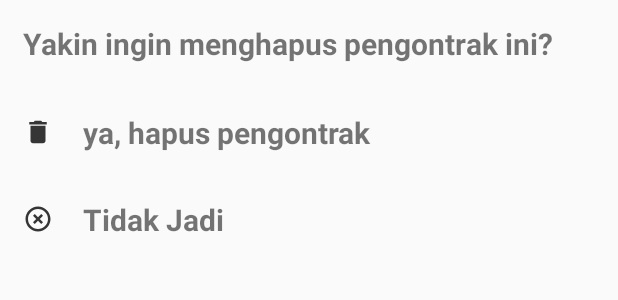
After one commit to Madeean/BigBoss, an Android app: the layout bottom_sheet_dialog.xml on its own in the app's theme, with its tools: preview values and no code run, on a phone screen of 412 x 824 dp. The commit adds this screen. Shown: the top 300 px of the screen. Run offline under Robolectric (Android 15) with nearby library versions, the phone set to English and light mode, and no system bars.

Commit message:
hapus pengontrak, penghapusan toast yang tidak perlu

```diff
--- a/app/src/main/java/umn/ac/bigboss/LoginActivity.java
+++ b/app/src/main/java/umn/ac/bigboss/LoginActivity.java
@@ -101,7 +101,6 @@ public class LoginActivity extends AppCompatActivity {
                     DataLoginModel data = response.body().getUser();
                     System.out.println("token : "+token);
                     System.out.println("user"+data.getRole());
-                    Toast.makeText(LoginActivity.this, data.getRole(), Toast.LENGTH_SHORT).show();
                     String role = data.getRole();
 
                     SharedPreferences sharedPreferences = getSharedPreferences("BigbossPreff",MODE_PRIVATE);
@@ -137,8 +136,7 @@ public class LoginActivity extends AppCompatActivity {
             }
             @Override
             public void onFailure(Call<LoginModel> call, Throwable t) {
-                System.out.println("error"+t.getMessage());
-                Toast.makeText(LoginActivity.this, t.getMessage(), Toast.LENGTH_SHORT).show();
+                Toast.makeText(LoginActivity.this,"gagal menghubungi server", Toast.LENGTH_SHORT).show();
             }
         });
 
--- a/app/src/main/java/umn/ac/bigboss/api/ApiRequest.java
+++ b/app/src/main/java/umn/ac/bigboss/api/ApiRequest.java
@@ -159,5 +159,10 @@ public interface ApiRequest {
     Call<PembayaranModel> ARLogout(
             @Header("Authorization") String token
     );
+    @POST("delete-pengontrak/{id}")
+    Call<PembayaranModel> ARHapusPengontrak(
+            @Path("id") int id,
+            @Header("Authorization") String token
+    );
 
 }
--- a/app/src/main/java/umn/ac/bigboss/fragmentregister/PemilikFragment.java
+++ b/app/src/main/java/umn/ac/bigboss/fragmentregister/PemilikFragment.java
@@ -112,8 +112,7 @@ public class PemilikFragment extends Fragment {
 
             @Override
             public void onFailure(Call<LoginModel> call, Throwable t) {
-                System.out.println("gagal "+t.getMessage());
-                Toast.makeText(getActivity(), t.getMessage(), Toast.LENGTH_SHORT).show();
+                Toast.makeText(getActivity(), "gagal menghubungi server", Toast.LENGTH_SHORT).show();
             }
         });
     }
--- a/app/src/main/java/umn/ac/bigboss/fragmentregister/PengontrakFragment.java
+++ b/app/src/main/java/umn/ac/bigboss/fragmentregister/PengontrakFragment.java
@@ -103,7 +103,6 @@ public class PengontrakFragment extends Fragment {
             public void onItemSelected(AdapterView<?> arg0, View arg1, int position, long arg3) {
                 list.get(position);
                 if(position >0 ){
-                    Toast.makeText(getActivity(), list.get(position), Toast.LENGTH_SHORT).show();
                     nama_kontrakan = list.get(position);
                 }else{
 
@@ -204,7 +203,6 @@ public class PengontrakFragment extends Fragment {
                 if(response.isSuccessful()){
                     String token = response.body().getToken();
                     DataLoginModel data = response.body().getUser();
-                    Toast.makeText(getActivity(), data.getFoto_muka(), Toast.LENGTH_SHORT).show();
 
                     SharedPreferences sharedPreferences = getActivity().getSharedPreferences("BigbossPreff",MODE_PRIVATE);
                     SharedPreferences.Editor myEdit = sharedPreferences.edit();
@@ -226,8 +224,7 @@ public class PengontrakFragment extends Fragment {
 
             @Override
             public void onFailure(Call<LoginModel> call, Throwable t) {
-                Toast.makeText(getActivity(), t.getMessage(), Toast.LENGTH_SHORT).show();
-                System.out.println(t.getMessage());
+                Toast.makeText(getActivity(), "gagal menghubungi server", Toast.LENGTH_SHORT).show();
             }
         });
 
--- a/app/src/main/java/umn/ac/bigboss/pemilik/PemilikDaftarOrangNgontrak.java
+++ b/app/src/main/java/umn/ac/bigboss/pemilik/PemilikDaftarOrangNgontrak.java
@@ -145,6 +145,8 @@ public class PemilikDaftarOrangNgontrak extends AppCompatActivity {
                     adapterDataDaftarOrangNgontrak = new AdapterDataDaftarOrangNgontrak(listData);
                     recyclerView.setAdapter(adapterDataDaftarOrangNgontrak);
                     recyclerView.setHasFixedSize(true);
+                }else{
+                    Toast.makeText(PemilikDaftarOrangNgontrak.this, "Gagal mengambil data", Toast.LENGTH_SHORT).show();
                 }
             }
 
--- a/app/src/main/java/umn/ac/bigboss/pemilik/PemilikEditProfile.java
+++ b/app/src/main/java/umn/ac/bigboss/pemilik/PemilikEditProfile.java
@@ -98,13 +98,13 @@ public class PemilikEditProfile extends AppCompatActivity {
             public void onResponse(Call<EditLogin> call, Response<EditLogin> response) {
                 if(response.isSuccessful()){
                     DataLoginModel data = response.body().getUser();
-                    Toast.makeText(PemilikEditProfile.this, "Edit Profile Berhasil", Toast.LENGTH_SHORT).show();
                     SharedPreferences sharedPreferences = getSharedPreferences("BigbossPreff",MODE_PRIVATE);
                     SharedPreferences.Editor myEdit = sharedPreferences.edit();
                     myEdit.putString("name",data.getName());
                     myEdit.putString("nama_kontrakan",data.getNama_kontrakan());
                     myEdit.putInt("rooms",data.getRooms());
                     myEdit.apply();
+                    Toast.makeText(PemilikEditProfile.this, "Edit Profile berhasil "+response.body(), Toast.LENGTH_SHORT).show();
 
                     Intent intent = new Intent(PemilikEditProfile.this, PemilikHomeActivity.class);
                     startActivity(intent);
--- a/app/src/main/java/umn/ac/bigboss/pemilik/PemilikRequestPembayaran.java
+++ b/app/src/main/java/umn/ac/bigboss/pemilik/PemilikRequestPembayaran.java
@@ -161,7 +161,7 @@ public class PemilikRequestPembayaran extends AppCompatActivity {
                     adapterData.notifyDataSetChanged();
 
                 }else{
-                    Toast.makeText(PemilikRequestPembayaran.this, "gagal mendapatkan", Toast.LENGTH_SHORT).show();
+                    Toast.makeText(PemilikRequestPembayaran.this, "gagal mendapatkan data", Toast.LENGTH_SHORT).show();
                 }
             }
 
--- a/app/src/main/java/umn/ac/bigboss/pemilik/PemilikTambahPembayaran.java
+++ b/app/src/main/java/umn/ac/bigboss/pemilik/PemilikTambahPembayaran.java
@@ -171,8 +171,8 @@ public class PemilikTambahPembayaran extends AppCompatActivity {
             @Override
             public void onItemSelected(AdapterView<?> arg0, View arg1, int position, long arg3) {
                 if(position >0 ){
-                    Toast.makeText(PemilikTambahPembayaran.this, list_bulan.get(position), Toast.LENGTH_SHORT).show();
                     pilih_bulan = position;
+
                 }else{
 
                     Toast.makeText(PemilikTambahPembayaran.this, "Pilih bulan pembayaran", Toast.LENGTH_SHORT).show();
@@ -376,7 +376,6 @@ public class PemilikTambahPembayaran extends AppCompatActivity {
                     Uri tempUri = getImageUri(PemilikTambahPembayaran.this, bitmap);
                     finalFile = new File(getRealPathFromURI(tempUri));
 
-                    Toast.makeText(PemilikTambahPembayaran.this, finalFile.toString(), Toast.LENGTH_SHORT).show();
                 }else{
                     Toast.makeText(PemilikTambahPembayaran.this, "Cancelled", Toast.LENGTH_SHORT).show();
                 }
@@ -388,7 +387,6 @@ public class PemilikTambahPembayaran extends AppCompatActivity {
 
                 Uri tempUri = getImageUri(PemilikTambahPembayaran.this, photo);
                 finalFile = new File(getRealPathFromURI(tempUri));
-                Toast.makeText(PemilikTambahPembayaran.this, finalFile.toString(), Toast.LENGTH_SHORT).show();
             }
         }else{
             Toast.makeText(PemilikTambahPembayaran.this, "Cancelled", Toast.LENGTH_SHORT).show();
--- a/app/src/main/java/umn/ac/bigboss/pemilik/adapter/AdapterDataDaftarOrangNgontrak.java
+++ b/app/src/main/java/umn/ac/bigboss/pemilik/adapter/AdapterDataDaftarOrangNgontrak.java
@@ -51,6 +51,7 @@ public class AdapterDataDaftarOrangNgontrak extends RecyclerView.Adapter<Adapter
             @Override
             public void onClick(View v) {
                 Intent intent = new Intent(v.getContext(), PemilikDetailPengguna.class);
+                intent.putExtra("id",listData.get(position).getId());
                 intent.putExtra("foto_muka",listData.get(position).getFoto_muka());
                 intent.putExtra("name",listData.get(position).getName());
                 intent.putExtra("umur",listData.get(position).getUmur());
--- a/app/src/main/java/umn/ac/bigboss/pengontrak/PengontrakAddPembayaran.java
+++ b/app/src/main/java/umn/ac/bigboss/pengontrak/PengontrakAddPembayaran.java
@@ -122,7 +122,6 @@ public class PengontrakAddPembayaran extends Fragment {
             @Override
             public void onItemSelected(AdapterView<?> arg0, View arg1, int position, long arg3) {
                 if(position >0 ){
-                    Toast.makeText(getActivity(), "bulan "+position, Toast.LENGTH_SHORT).show();
                     pilih_bulan = position;
                 }else{
 
@@ -311,7 +310,6 @@ public class PengontrakAddPembayaran extends Fragment {
                     Uri tempUri = getImageUri(getActivity(), bitmap);
                     finalFile = new File(getRealPathFromURI(tempUri));
 
-                    Toast.makeText(getActivity(), finalFile.toString(), Toast.LENGTH_SHORT).show();
                 }else{
                     Toast.makeText(getActivity(), "Cancelled", Toast.LENGTH_SHORT).show();
                 }
@@ -323,7 +321,6 @@ public class PengontrakAddPembayaran extends Fragment {
 
                 Uri tempUri = getImageUri(getActivity(), photo);
                 finalFile = new File(getRealPathFromURI(tempUri));
-                Toast.makeText(getActivity(), finalFile.toString(), Toast.LENGTH_SHORT).show();
             }
         }else{
             Toast.makeText(getActivity(), "Cancelled", Toast.LENGTH_SHORT).show();
--- a/app/src/main/java/umn/ac/bigboss/pengontrak/PengontrakEditProfile.java
+++ b/app/src/main/java/umn/ac/bigboss/pengontrak/PengontrakEditProfile.java
@@ -50,7 +50,6 @@ public class PengontrakEditProfile extends AppCompatActivity {
         String name = sh.getString("name", "");
         String email = sh.getString("email", "");
         int umur = sh.getInt("umur", 0);
-        Toast.makeText(this, token, Toast.LENGTH_SHORT).show();
 
 
 
--- a/app/src/main/java/umn/ac/bigboss/pengontrak/PengontrakHome.java
+++ b/app/src/main/java/umn/ac/bigboss/pengontrak/PengontrakHome.java
@@ -150,8 +150,7 @@ public class PengontrakHome extends Fragment {
 
             @Override
             public void onFailure(Call<DataRequestPembayaranPengontrakModel> call, Throwable t) {
-                Toast.makeText(getActivity(), "error "+t.getMessage(), Toast.LENGTH_SHORT).show();
-                System.out.println("error" + t.getMessage());
+                Toast.makeText(getActivity(), "gagal menghubungi data", Toast.LENGTH_SHORT).show();
             }
         });
     }
--- a/app/src/main/java/umn/ac/bigboss/pengontrak/PengontrakListRequest.java
+++ b/app/src/main/java/umn/ac/bigboss/pengontrak/PengontrakListRequest.java
@@ -90,7 +90,6 @@ public class PengontrakListRequest extends Fragment {
     }
 
     public void getData(){
-        Toast.makeText(getActivity(), "get adata", Toast.LENGTH_SHORT).show();
         ApiRequest api  = Server.konekRetrofit().create(ApiRequest.class);
         Call<DataRequestPembayaranPengontrakModel> tampilData = api.ARListRequest("Bearer " + token);
         tampilData.enqueue(new Callback<DataRequestPembayaranPengontrakModel>() {
@@ -98,7 +97,6 @@ public class PengontrakListRequest extends Fragment {
             public void onResponse(Call<DataRequestPembayaranPengontrakModel> call, Response<DataRequestPembayaranPengontrakModel> response) {
                 if (response.isSuccessful()){
                     listData = response.body().getData();
-                    System.out.println("list data: " + listData);
                     adapterData = new AdapterDataRequestPembayaranPengontrak(getActivity(), listData);
                     recyclerView.setAdapter(adapterData);
                     adapterData.notifyDataSetChanged();
--- /dev/null
+++ b/app/src/main/res/drawable/delete.xml
@@ -0,0 +1,5 @@
+<vector android:height="24dp" android:tint="#353535"
+    android:viewportHeight="24" android:viewportWidth="24"
+    android:width="24dp" xmlns:android="http://schemas.android.com/apk/res/android">
+    <path android:fillColor="@android:color/white" android:pathData="M6,19c0,1.1 0.9,2 2,2h8c1.1,0 2,-0.9 2,-2V7H6v12zM19,4h-3.5l-1,-1h-5l-1,1H5v2h14V4z"/>
+</vector>
--- /dev/null
+++ b/app/src/main/res/layout/bottom_sheet_dialog.xml
@@ -0,0 +1,64 @@
+<?xml version="1.0" encoding="utf-8"?>
+<LinearLayout xmlns:android="http://schemas.android.com/apk/res/android"
+    android:orientation="vertical"
+    android:layout_width="match_parent"
+    android:layout_height="match_parent">
+
+    <TextView
+        android:layout_margin="15dp"
+        android:layout_width="wrap_content"
+        android:layout_height="wrap_content"
+        android:text="Yakin ingin menghapus pengontrak ini?"
+        android:textSize="20sp"
+        android:textStyle="bold"/>
+
+    <Space
+        android:layout_height="1dp"
+        android:layout_width="match_parent" />
+
+    <LinearLayout
+        android:id="@+id/Yes"
+        android:orientation="horizontal"
+        android:layout_width="wrap_content"
+        android:layout_margin="15dp"
+        android:layout_height="wrap_content">
+        <ImageView
+            android:layout_gravity="center"
+            android:src="@drawable/delete"
+            android:layout_width="20dp"
+            android:layout_height="20dp"/>
+        <TextView
+
+            android:layout_marginLeft="20dp"
+            android:layout_gravity="center"
+            android:layout_width="wrap_content"
+            android:layout_height="wrap_content"
+            android:text="ya, hapus pengontrak"
+            android:textSize="20sp"
+            android:textStyle="bold"/>
+        />
+    </LinearLayout>
+
+    <LinearLayout
+        android:id="@+id/No"
+        android:orientation="horizontal"
+        android:layout_width="wrap_content"
+        android:layout_margin="15dp"
+        android:layout_height="wrap_content">
+        <ImageView
+            android:layout_gravity="center"
+            android:src="@drawable/circle_close"
+            android:layout_width="20dp"
+            android:layout_height="20dp"/>
+        <TextView
+            android:layout_marginLeft="20dp"
+            android:layout_gravity="center"
+            android:layout_width="wrap_content"
+            android:layout_height="wrap_content"
+            android:text="Tidak Jadi"
+            android:textSize="20sp"
+            android:textStyle="bold"/>
+        />
+    </LinearLayout>
+
+</LinearLayout>
```
Also changed, not shown: app/src/main/java/umn/ac/bigboss/pemilik/PemilikDetailPengguna.java (+72 -0 lines), app/src/main/res/layout/activity_pemilik_detail_pengguna.xml (+9 -9 lines).
